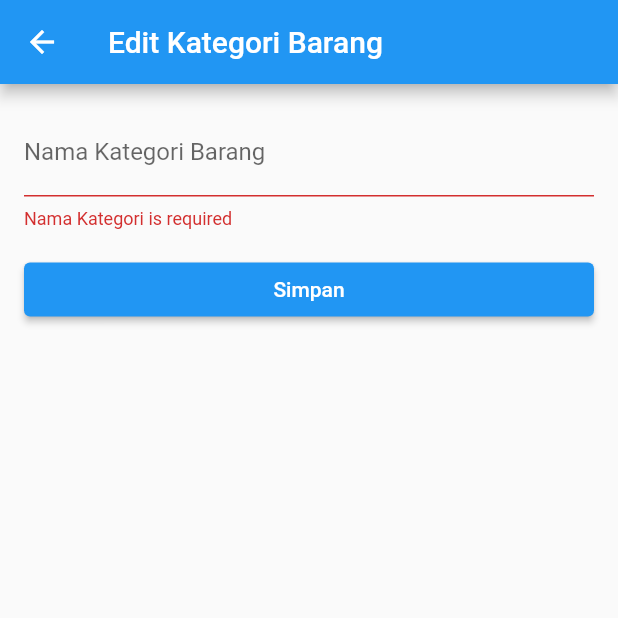
After one commit to Magaretha14/exerciseapi_002, a Flutter app: the UpdateKategoriBarang screen opened directly, after a tap on "Simpan", on a phone screen of 412 x 824 dp, the top half of it. The commit adds this screen. Run offline on Flutter 3.47's test engine with Material 2 defaults, Android fonts, the phone set to English and light mode, and no system bars; network calls fail.

Commit message:
add textformfield and save button for update kategori barang class

```diff
--- a/lib/controller/kategori_barang_controller.dart
+++ b/lib/controller/kategori_barang_controller.dart
@@ -30,16 +30,16 @@ class KategoriBarangController {
     if (result.statusCode == 200) {
       return jsonDecode(result.body);
     } else {
-      throw Exception('Gagal menambahkan data kategori barang');
+      throw Exception('Gagal manambahkan data kategori barang');
     }
   }
 
-  // Future deleteKategoriBarang(KategoriBarangModel kategoriBarang) async {
-  //   var result = await http.delete(Uri.parse("${apiUrl}barang/deleteKB/{id}"));
-  //   if (result.statusCode == 200) {
-  //     return jsonDecode(result.body);
-  //   } else {
-  //     throw Exception('Gagal menghapus data kategori barang');
-  //   }
-  // }
+  Future deleteKategoriBarang(KategoriBarangModel kategoriBarang) async {
+    var result = await http.delete(Uri.parse("${apiUrl}barang/deleteKB/{id}"));
+    if (result.statusCode == 200) {
+      return jsonDecode(result.body);
+    } else {
+      throw Exception('Gagal menghapus data kategori barang');
+    }
+  }
 }
--- /dev/null
+++ b/lib/view/update_kategori_barang.dart
@@ -0,0 +1,48 @@
+import 'package:flutter/material.dart';
+
+class UpdateKategoriBarang extends StatefulWidget {
+  const UpdateKategoriBarang({super.key});
+
+  @override
+  State<UpdateKategoriBarang> createState() => _UpdateKategoriBarangState();
+}
+
+class _UpdateKategoriBarangState extends State<UpdateKategoriBarang> {
+  @override
+  Widget build(BuildContext context) {
+    var formkey = GlobalKey<FormState>();
+    return Scaffold(
+      appBar: AppBar(
+        title: const Text('Edit Kategori Barang'),
+      ),
+      body: Form(
+        key: formkey,
+        child: ListView(
+          padding: const EdgeInsets.all(16.0),
+          children: [
+            TextFormField(
+              decoration: const InputDecoration(
+                hintText: 'Nama Kategori Barang',
+                labelText: 'Nama Kategori Barang',
+              ),
+              onChanged: (value) {},
+              validator: (value) {
+                if (value == null || value.isEmpty) {
+                  return 'Nama Kategori is required';
+                }
+                return null;
+              },
+            ),
+            const SizedBox(height: 16.0),
+            ElevatedButton(
+              onPressed: () {
+                if (formkey.currentState!.validate()) {}
+              },
+              child: const Text('Simpan'),
+            ),
+          ],
+        ),
+      ),
+    );
+  }
+}
```
Also changed, not shown: lib/view/kategori_barang.dart (+19 -12 lines).
